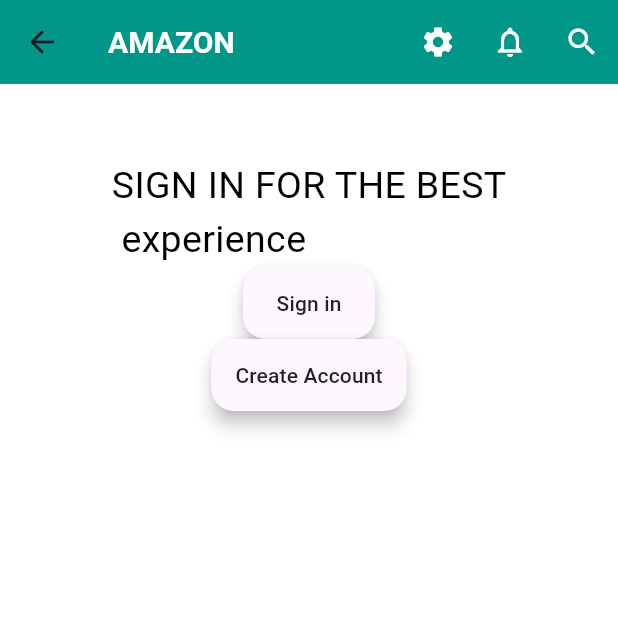
After one commit to ezedin130/amazon, a Flutter app: the AccountScreen screen opened by its route, on a phone screen of 412 x 824 dp, the top half of it. The commit adds this screen. Run offline on Flutter 3.47's test engine with Material 3 defaults, Android fonts, the phone set to English and light mode, and no system bars; drawn by our look-alikes of animated_text_kit; our stand-ins replace device_preview.

Commit message:
new file:   lib/Screens/AccountScreen.dart 	modified:   lib/Screens/HomeScreen.dart 	new file:   lib/Services/Greetings.dart 	modified:   lib/main.dart 	modified:   pubspec.lock 	modified:   pubspec.yaml

```diff
--- /dev/null
+++ b/lib/Screens/AccountScreen.dart
@@ -0,0 +1,121 @@
+// ignore_for_file: file_names, prefer_const_constructors, prefer_const_literals_to_create_immutables
+
+import 'package:flutter/material.dart';
+import 'package:animated_text_kit/animated_text_kit.dart';
+import 'package:amazon/Services/Greetings.dart';
+
+class AccountScreen extends StatefulWidget {
+  static const id = 'account';
+  const AccountScreen({super.key});
+
+  @override
+  State<AccountScreen> createState() => _AccountScreenState();
+}
+
+class _AccountScreenState extends State<AccountScreen>
+    with SingleTickerProviderStateMixin {
+  late Animation animation;
+  late AnimationController controller;
+  late int index;
+  @override
+  void initState() {
+    super.initState();
+    controller =
+        AnimationController(vsync: this, duration: Duration(seconds: 2));
+    animation = IntTween(begin: 0, end: greeting.greetings.length - 1)
+        .animate(controller);
+    index = animation.value.clamp(0, greeting.greetings.length - 1).toInt();
+    controller.forward();
+    controller.repeat();
+    controller.addListener(() {
+      setState(() {});
+    });
+  }
+
+  @override
+  void dispose() {
+    super.dispose();
+    controller.dispose();
+  }
+
+  final greeting = Greetings();
+  @override
+  Widget build(BuildContext context) {
+    return Scaffold(
+      appBar: AppBar(
+        backgroundColor: Colors.teal,
+        title: Text(
+          'AMAZON',
+          style: TextStyle(
+            fontWeight: FontWeight.bold,
+            fontSize: 20.0,
+            color: Colors.white,
+          ),
+        ),
+        actions: [
+          IconButton(
+            onPressed: () {},
+            icon: Icon(
+              Icons.settings,
+              color: Colors.white,
+            ),
+          ),
+          IconButton(
+            onPressed: () {},
+            icon: Icon(
+              Icons.notifications_none,
+              color: Colors.white,
+            ),
+          ),
+          IconButton(
+            onPressed: () {},
+            icon: Icon(
+              Icons.search,
+              color: Colors.white,
+            ),
+          ),
+        ],
+      ),
+      body: Container(
+        color: Colors.white,
+        child: Column(
+          children: [
+            SizedBox(
+              height: 50.0,
+              child: DefaultTextStyle(
+                style: TextStyle(fontSize: 40.0),
+                child: AnimatedTextKit(
+                  animatedTexts: [
+                    RotateAnimatedText(greeting.greetings[animation.value]),
+                  ],
+                ),
+              ),
+            ),
+            Center(
+              child: Text(
+                'SIGN IN FOR THE BEST\n experience',
+                style: TextStyle(color: Colors.black, fontSize: 25.0),
+              ),
+            ),
+            Material(
+              elevation: 5.0,
+              borderRadius: BorderRadius.circular(15.0),
+              child: MaterialButton(
+                onPressed: () {},
+                child: Text('Sign in'),
+              ),
+            ),
+            Material(
+              elevation: 5.0,
+              borderRadius: BorderRadius.circular(15.0),
+              child: MaterialButton(
+                onPressed: () {},
+                child: Text('Create Account'),
+              ),
+            ),
+          ],
+        ),
+      ),
+    );
+  }
+}
--- a/lib/Screens/HomeScreen.dart
+++ b/lib/Screens/HomeScreen.dart
@@ -4,6 +4,7 @@ import 'package:flutter/material.dart';
 import 'package:amazon/Services/Networking.dart';
 import 'package:amazon/Services/ContainerBox.dart';
 import 'package:amazon/Services/Images.dart';
+import 'AccountScreen.dart';
 
 class HomeScreen extends StatefulWidget {
   static final id = 'home';
@@ -165,11 +166,15 @@ class _HomeScreenState extends State<HomeScreen> {
                 children: [
                   IconBtn(
                     icon: Icons.home,
-                    onp: () {},
+                    onp: () {
+                      Navigator.pushNamed(context, HomeScreen.id);
+                    },
                   ),
                   IconBtn(
                     icon: Icons.person,
-                    onp: () {},
+                    onp: () {
+                      Navigator.pushNamed(context, AccountScreen.id);
+                    },
                   ),
                   IconBtn(
                     icon: Icons.shopping_cart,
--- /dev/null
+++ b/lib/Services/Greetings.dart
@@ -0,0 +1,26 @@
+// ignore_for_file: file_names
+
+class Greetings {
+  List<String> greetings = [
+    'Hello', // English
+    'Bonjour', // French
+    'Hola', // Spanish
+    'Ciao', // Italian
+    'Hallo', // German
+    'こんにちは', // Japanese (Konnichiwa)
+    '你好', // Chinese (Nǐ hǎo)
+    '안녕하세요', // Korean (Annyeonghaseyo)
+    'नमस्ते', // Hindi (Namaste)
+    'سلام', // Arabic (Salaam)
+    'Olá', // Portuguese
+    'Γεια σου', // Greek (Geia sou)
+    'Hej', // Swedish
+    'Zdravo', // Serbian
+    'Вітаю', // Ukrainian (Vitayu)
+    'Merhaba', // Turkish
+    'สวัสดี', // Thai (Sawasdee)
+    'नमस्कार', // Marathi (Namaskar)
+    'हॅलो', // Marathi (Hॅलो)
+    'नमस्कार', // Gujarati (Namaskar)
+  ];
+}
--- a/lib/main.dart
+++ b/lib/main.dart
@@ -2,6 +2,7 @@ import 'package:flutter/foundation.dart';
 import 'package:flutter/material.dart';
 import 'Screens/HomeScreen.dart';
 import 'package:device_preview/device_preview.dart';
+import 'Screens/AccountScreen.dart';
 
 void main() {
   runApp(DevicePreview(
@@ -21,6 +22,7 @@ class MyApp extends StatelessWidget {
       initialRoute: HomeScreen.id,
       routes: {
         HomeScreen.id: (context) => HomeScreen(),
+        AccountScreen.id: (context) => const AccountScreen()
       },
     );
   }
--- a/pubspec.yaml
+++ b/pubspec.yaml
@@ -37,6 +37,7 @@ dependencies:
   cupertino_icons: ^1.0.8
   http: ^1.2.2
   device_preview: ^1.2.0
+  animated_text_kit: ^4.2.2
 
 dev_dependencies:
   flutter_test:
```
Also changed, not shown: pubspec.lock.
